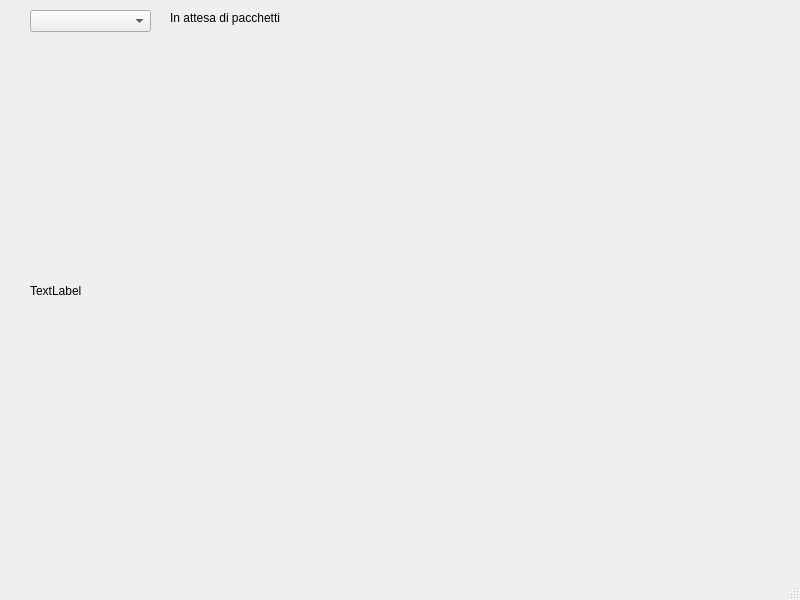
First picture: the form in qtClient/mainwindow.ui, repository ProfBarcelli/screenStreamer, before the edit.
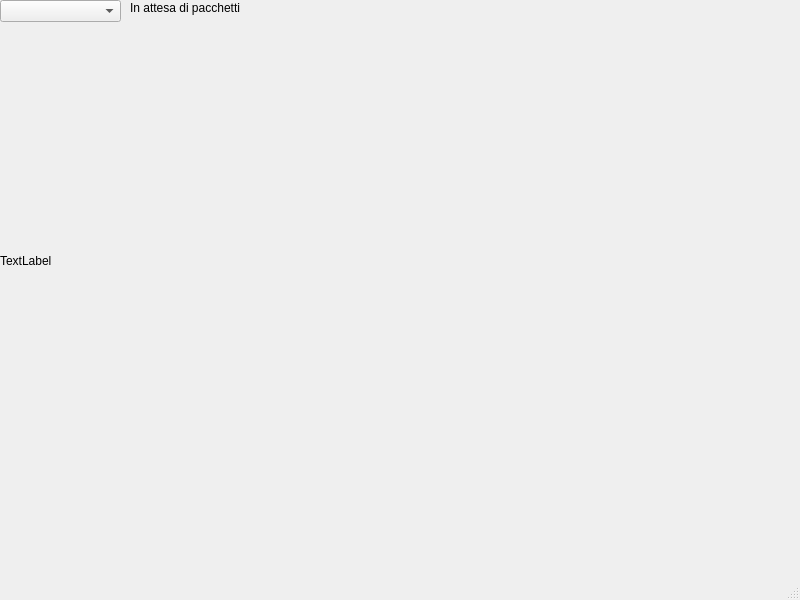
Second picture: the form after the edit.

Commit message: fixed image position on qtclient

Patch:
```diff
--- a/qtClient/mainwindow.ui
+++ b/qtClient/mainwindow.ui
@@ -17,8 +17,8 @@
    <widget class="QLabel" name="label">
     <property name="geometry">
      <rect>
-      <x>170</x>
-      <y>10</y>
+      <x>130</x>
+      <y>0</y>
       <width>371</width>
       <height>16</height>
      </rect>
@@ -30,8 +30,8 @@
    <widget class="QLabel" name="imageLabel">
     <property name="geometry">
      <rect>
-      <x>30</x>
-      <y>50</y>
+      <x>0</x>
+      <y>20</y>
       <width>581</width>
       <height>481</height>
      </rect>
@@ -43,8 +43,8 @@
    <widget class="QComboBox" name="comboBox">
     <property name="geometry">
      <rect>
-      <x>30</x>
-      <y>10</y>
+      <x>0</x>
+      <y>0</y>
       <width>121</width>
       <height>22</height>
      </rect>
```
Left out of the diff: 2 changed lines with no effect on the pictures. The commit also changes 2 other files.
